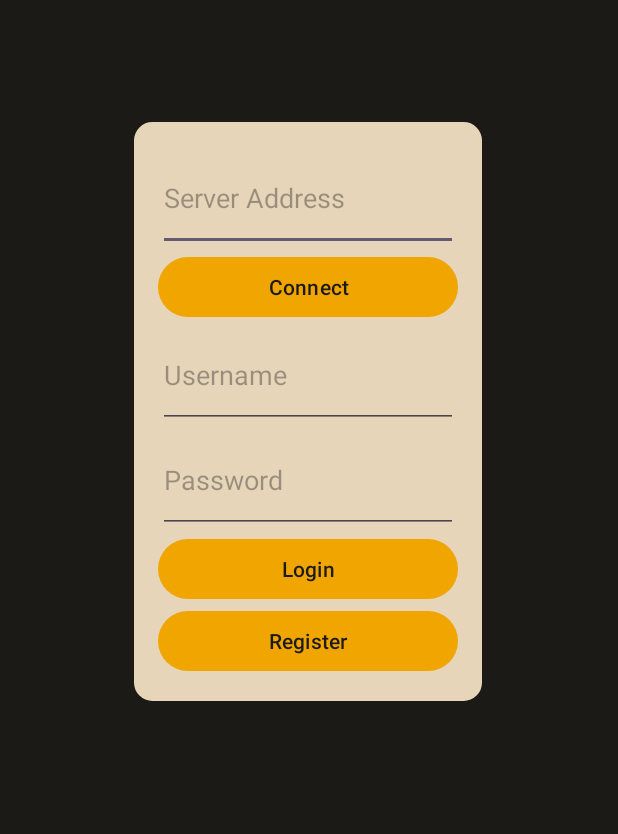
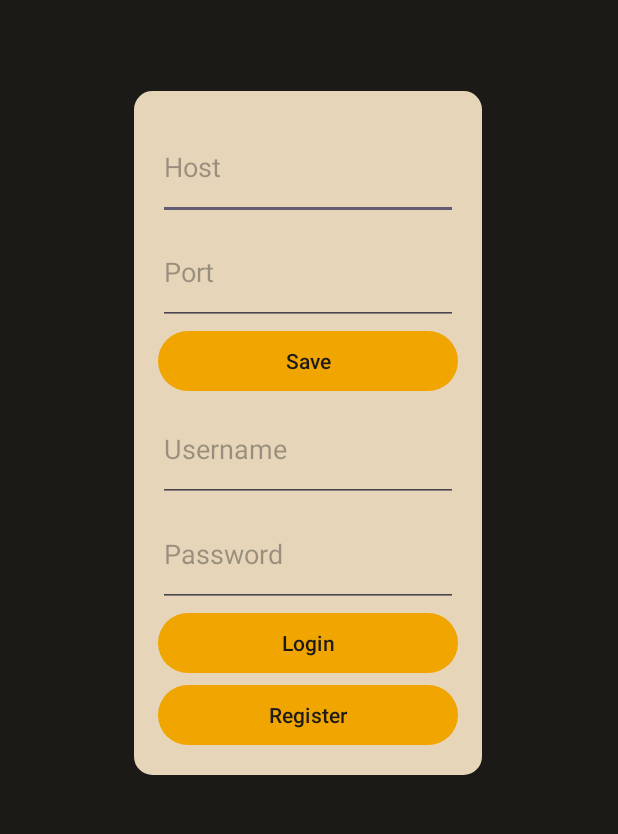
Before and after one commit to Francisco261199/SE-2023, an Android app: the screen it shows after launch (LoginActivity), on a phone screen of 412 x 824 dp, the part 249-1083 px from its top. Run offline under Robolectric (Android 15) with nearby library versions, the phone set to English and light mode, and no system bars.

Commit message:
Fixed previous commit overwrites

```diff
--- a/src/Android/Ding/app/src/main/java/com/se/ding/LoginActivity.java
+++ b/src/Android/Ding/app/src/main/java/com/se/ding/LoginActivity.java
@@ -27,6 +27,7 @@ import retrofit2.Call;
 import retrofit2.Callback;
 import retrofit2.Response;
 
+// Activity responsible for specifying server address, performing login and registering users
 public class LoginActivity extends AppCompatActivity {
     private EditText mUsernameEditText;
     private EditText mPasswordEditText;
@@ -37,46 +38,16 @@ public class LoginActivity extends AppCompatActivity {
         super.onCreate(savedInstanceState);
         setContentView(R.layout.activity_login);
 
-        FirebaseMessaging.getInstance().getToken()
-                .addOnCompleteListener(new OnCompleteListener<String>() {
-                    @Override
-                    public void onComplete(@NonNull Task<String> task) {
-                        if (!task.isSuccessful()) {
-                            Log.w("FCM", "Fetching FCM registration token failed", task.getException());
-                            return;
-                        }
-
-                        // Get new FCM registration token
-                        token = task.getResult();
-                        Log.d("FCM", token);
-                        Toast.makeText(LoginActivity.this, token, Toast.LENGTH_SHORT).show();
-                        Call<Void> call = Client.getService().registerDevice(new Token(token));
-                        call.enqueue(new Callback<Void>() {
-                            @Override
-                            public void onResponse(Call<Void> call, Response<Void> response) {
-                                if (response.isSuccessful()) {
-                                    Log.d("FCM", "Device Registered");
-                                } else {
-                                    Log.d("FCM", "Device Registration Failed");
-                                }
-                            }
-
-                            @Override
-                            public void onFailure(Call<Void> call, Throwable t) {
-                                // Handle the error
-                                Log.d("FCM", t.toString());
-                            }
-                        });
-                    }
-                });
-
-        EditText serverAddress = findViewById(R.id.server_edittext);
-        Button connectButton = findViewById(R.id.connect_button);
-        connectButton.setOnClickListener(v -> {
-            Log.d("WEB", "Before: " + Client.getBaseURL());
-            String address = serverAddress.getText().toString();
-            Client.setBaseURL(address);
-            Log.d("WEB", "After: " + Client.getBaseURL());
+        EditText serverHost = findViewById(R.id.server_host);
+        EditText serverPort = findViewById(R.id.server_port);
+        Button saveButton = findViewById(R.id.save_button);
+        // Save server information and send firebase device token
+        saveButton.setOnClickListener(v -> {
+            String host = serverHost.getText().toString();
+            String port = serverPort.getText().toString();
+            Client.setHost(host);
+            Client.setPort(port);
+            // Get firebase device token on start and register it with server. If he token is already registered, does nothing.
             FirebaseMessaging.getInstance().getToken()
                     .addOnCompleteListener(new OnCompleteListener<String>() {
                         @Override
@@ -89,7 +60,7 @@ public class LoginActivity extends AppCompatActivity {
                             // Get new FCM registration token
                             token = task.getResult();
                             Log.d("FCM", token);
-                            Toast.makeText(LoginActivity.this, token, Toast.LENGTH_SHORT).show();
+                            //Toast.makeText(LoginActivity.this, token, Toast.LENGTH_SHORT).show();
                             Call<Void> call = Client.getService().registerDevice(new Token(token));
                             call.enqueue(new Callback<Void>() {
                                 @Override
@@ -103,7 +74,6 @@ public class LoginActivity extends AppCompatActivity {
 
                                 @Override
                                 public void onFailure(Call<Void> call, Throwable t) {
-                                    // Handle the error
                                     Log.d("FCM", t.toString());
                                 }
                             });
@@ -116,16 +86,19 @@ public class LoginActivity extends AppCompatActivity {
         Button mLoginButton = findViewById(R.id.login_button);
         Button mRegisterButton = findViewById(R.id.register_button);
 
+        // perform login
         mLoginButton.setOnClickListener(v -> {
             String username = mUsernameEditText.getText().toString();
             String password = mPasswordEditText.getText().toString();
 
             LoginRequest loginRequest = new LoginRequest(username, password);
+            // create login request
             Call<Token> call = Client.getService().login(loginRequest);
             call.enqueue(new Callback<Token>() {
                 @Override
                 public void onResponse(Call<Token> call, Response<Token> response) {
                     if (response.isSuccessful()) {
+                        // get access token
                         Token accessToken = response.body();
                         // Save the access token for future requests
                         SharedPreferences sharedPref = getSharedPreferences("preferences", Context.MODE_PRIVATE);
@@ -133,6 +106,7 @@ public class LoginActivity extends AppCompatActivity {
                         editor.putString("access_token", accessToken.getToken());
                         editor.apply();
 
+                        // go to main activity
                         Intent intent = new Intent(LoginActivity.this, MainActivity.class);
                         startActivity(intent);
                         finish();
@@ -144,13 +118,13 @@ public class LoginActivity extends AppCompatActivity {
 
                 @Override
                 public void onFailure(Call<Token> call, Throwable t) {
-                    // Handle the error
                     Toast.makeText(LoginActivity.this, t.toString(), Toast.LENGTH_SHORT).show();
                     Log.d("WEB", t.toString());
                 }
             });
         });
 
+        // Registration menu
         mRegisterButton.setOnClickListener(v -> {
             // Create the dialog builder
             AlertDialog.Builder builder = new AlertDialog.Builder(this);
@@ -168,6 +142,7 @@ public class LoginActivity extends AppCompatActivity {
 
             AlertDialog dialog = builder.create();
 
+            // Register button
             registerButton.setOnClickListener(new View.OnClickListener()  {
                 @Override
                 public void onClick(View v) {
@@ -177,6 +152,7 @@ public class LoginActivity extends AppCompatActivity {
                     String password = passwordEditText.getText().toString();
                     String confirmPassword = confirmEditText.getText().toString();
 
+                    // Check if passwords match
                     if (password.equals(confirmPassword)) {
                         User newUser = new User(username, email, password);
                         Call<Void> call = Client.getService().createUser(newUser);
@@ -184,17 +160,15 @@ public class LoginActivity extends AppCompatActivity {
                             @Override
                             public void onResponse(Call<Void> call, Response<Void> response) {
                                 if (response.isSuccessful()) {
-                                    // Handle the success
                                     dialog.dismiss();
                                 } else {
-                                    // Handle the error
-                                    Log.d("WEB", "Response Fail");
+                                    Log.d("WEB", "Response Failed");
+                                    Toast.makeText(LoginActivity.this, "Response Failed", Toast.LENGTH_SHORT).show();
                                 }
                             }
 
                             @Override
                             public void onFailure(Call<Void> call, Throwable t) {
-                                // Handle the error
                                 Toast.makeText(LoginActivity.this, t.toString(), Toast.LENGTH_SHORT).show();
                                 Log.d("WEB", t.toString());
                             }
@@ -205,6 +179,7 @@ public class LoginActivity extends AppCompatActivity {
                 }
             });
 
+            // show registration menu
             dialog.show();
         });
     }
--- a/src/Android/Ding/app/src/main/java/com/se/ding/network/LoginRequest.java
+++ b/src/Android/Ding/app/src/main/java/com/se/ding/network/LoginRequest.java
@@ -1,5 +1,6 @@
 package com.se.ding.network;
 
+// User credential data structure for retrofit
 public class LoginRequest {
     private String username;
     private String password;
--- a/src/Android/Ding/app/src/main/java/com/se/ding/network/Stream.java
+++ b/src/Android/Ding/app/src/main/java/com/se/ding/network/Stream.java
@@ -1,5 +1,6 @@
 package com.se.ding.network;
 
+// Stream data structure for retrofit
 public class Stream {
     private String host;
     private String port;
--- a/src/Android/Ding/app/src/main/java/com/se/ding/network/Token.java
+++ b/src/Android/Ding/app/src/main/java/com/se/ding/network/Token.java
@@ -1,5 +1,6 @@
 package com.se.ding.network;
 
+// General token data structure for retrofit
 public class Token {
     private String token;
 
--- a/src/Android/Ding/app/src/main/java/com/se/ding/network/User.java
+++ b/src/Android/Ding/app/src/main/java/com/se/ding/network/User.java
@@ -1,5 +1,6 @@
 package com.se.ding.network;
 
+// User data structure for retrofit
 public class User {
     private String username;
     private String email;
--- a/src/Android/Ding/app/src/main/java/com/se/ding/network/Video.java
+++ b/src/Android/Ding/app/src/main/java/com/se/ding/network/Video.java
@@ -1,5 +1,6 @@
 package com.se.ding.network;
 
+// Video data structure for retrofit
 public class Video {
     private String id;
     private String path;
--- a/src/Android/Ding/app/src/main/res/layout/activity_login.xml
+++ b/src/Android/Ding/app/src/main/res/layout/activity_login.xml
@@ -25,19 +25,28 @@
         app:layout_constraintVertical_bias="0.3">
 
         <EditText
-            android:id="@+id/server_edittext"
+            android:id="@+id/server_host"
             android:layout_width="match_parent"
             android:layout_height="wrap_content"
-            android:hint="Server Address"
+            android:hint="@string/host"
+            android:minWidth="200dp"
+            android:minHeight="70dp"
+            android:textColor="@color/palette_color1" />
+
+        <EditText
+            android:id="@+id/server_port"
+            android:layout_width="match_parent"
+            android:layout_height="wrap_content"
+            android:hint="@string/port"
             android:minWidth="200dp"
             android:minHeight="70dp"
             android:textColor="@color/palette_color1" />
 
         <Button
-            android:id="@+id/connect_button"
+            android:id="@+id/save_button"
             android:layout_width="match_parent"
             android:layout_height="wrap_content"
-            android:text="Connect"
+            android:text="@string/save"
             android:textColor="@color/palette_color1"
             app:backgroundTint="@color/palette_color2" />
 
--- a/src/Android/Ding/app/src/main/res/values/strings.xml
+++ b/src/Android/Ding/app/src/main/res/values/strings.xml
@@ -53,4 +53,7 @@
     <string name="email">Email</string>
     <string name="registration">Registration</string>
     <string name="confirm_password">Confirm Password</string>
+    <string name="host">Host</string>
+    <string name="port">Port</string>
+    <string name="save">Save</string>
 </resources>
```
Also changed, not shown: src/Android/Ding/app/src/main/java/com/se/ding/MainActivity.java (+11 -6 lines), src/Android/Ding/app/src/main/java/com/se/ding/VideoAdapter.java (+8 -30 lines), src/Android/Ding/app/src/main/java/com/se/ding/VideoPlayerActivity.java (+18 -1 lines), src/Android/Ding/app/src/main/java/com/se/ding/network/Client.java (+19 -5 lines), src/Android/Ding/app/src/main/java/com/se/ding/network/MyFirebaseMessagingService.java (+6 -4 lines), src/Android/Ding/app/src/main/java/com/se/ding/network/WebInterface.java (+4 -3 lines), src/Android/Ding/app/src/main/res/layout/video_item.xml (+0 -8 lines), src/Android/Ding/app/src/main/res/layout/activity_video_player.xml (line endings or trailing spaces).
